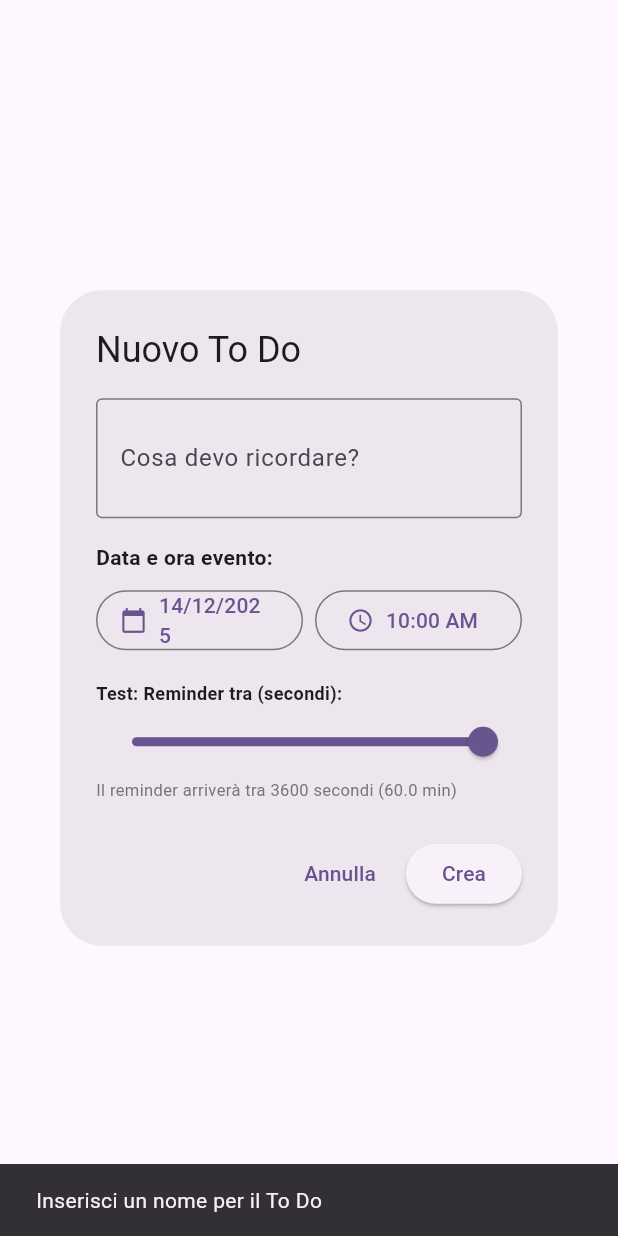
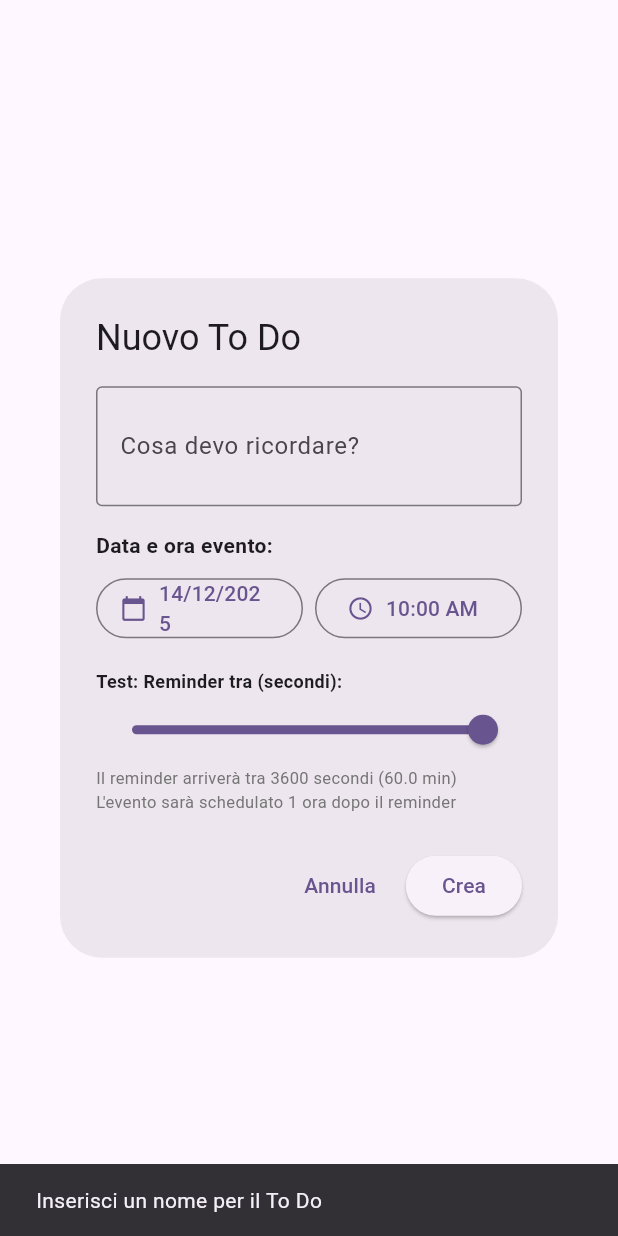
Before and after one commit to donpablitoooooooo/TuyJo, a Flutter app: the _CreateTodoDialog widget shown alone on an empty page, opened directly with empty values, after a tap on "Crea", on a phone screen of 412 x 824 dp. Run offline on Flutter 3.47's test engine with Material 3 defaults, Android fonts, the phone set to English and light mode, and no system bars; our stand-ins replace cloud_firestore, firebase_core, firebase_messaging, flutter_local_notifications, flutter_secure_storage, qr_flutter and 1 more; missing offline and left inert: asn1lib, encrypt, mobile_scanner, pointycastle; accounts and stored records are empty; statements that could not run were skipped.

Commit message:
fix: Correct test mode reminder scheduling logic
The test mode was setting dueDate = now + testSeconds, but the reminder
is calculated as dueDate - 1 hour, resulting in a past time.

Now the test mode sets dueDate = now + testSeconds + 1 hour, so the
reminder correctly triggers at now + testSeconds.

Example:
- User sets reminder for 60 seconds from now
- dueDate = now + 60s + 1h
- reminderTime = dueDate - 1h = now + 60s ✅

```diff
--- a/flutter-app/lib/screens/chat_screen.dart
+++ b/flutter-app/lib/screens/chat_screen.dart
@@ -686,8 +686,12 @@ class _CreateTodoDialogState extends State<_CreateTodoDialog> {
       _selectedTime.minute,
     );
 
-    // Per il testing, usa i secondi invece di 1 ora
-    final actualDueDate = DateTime.now().add(Duration(seconds: _testReminderSeconds));
+    // Per il testing, il reminder arriva dopo i secondi impostati
+    // Ma il dueDate deve essere 1 ora dopo il reminder (perché il sistema fa dueDate - 1h)
+    final actualDueDate = DateTime.now().add(Duration(
+      seconds: _testReminderSeconds, // Quando arriva il reminder
+      hours: 1, // + 1 ora per il dueDate effettivo
+    ));
 
     widget.onCreateTodo(_controller.text.trim(), actualDueDate);
     Navigator.pop(context);
@@ -752,7 +756,8 @@ class _CreateTodoDialogState extends State<_CreateTodoDialog> {
               },
             ),
             Text(
-              'Il reminder arriverà tra $_testReminderSeconds secondi (${(_testReminderSeconds / 60).toStringAsFixed(1)} min)',
+              'Il reminder arriverà tra $_testReminderSeconds secondi (${(_testReminderSeconds / 60).toStringAsFixed(1)} min)\n'
+              'L\'evento sarà schedulato 1 ora dopo il reminder',
               style: TextStyle(fontSize: 11, color: Colors.grey[600]),
             ),
           ],
```
